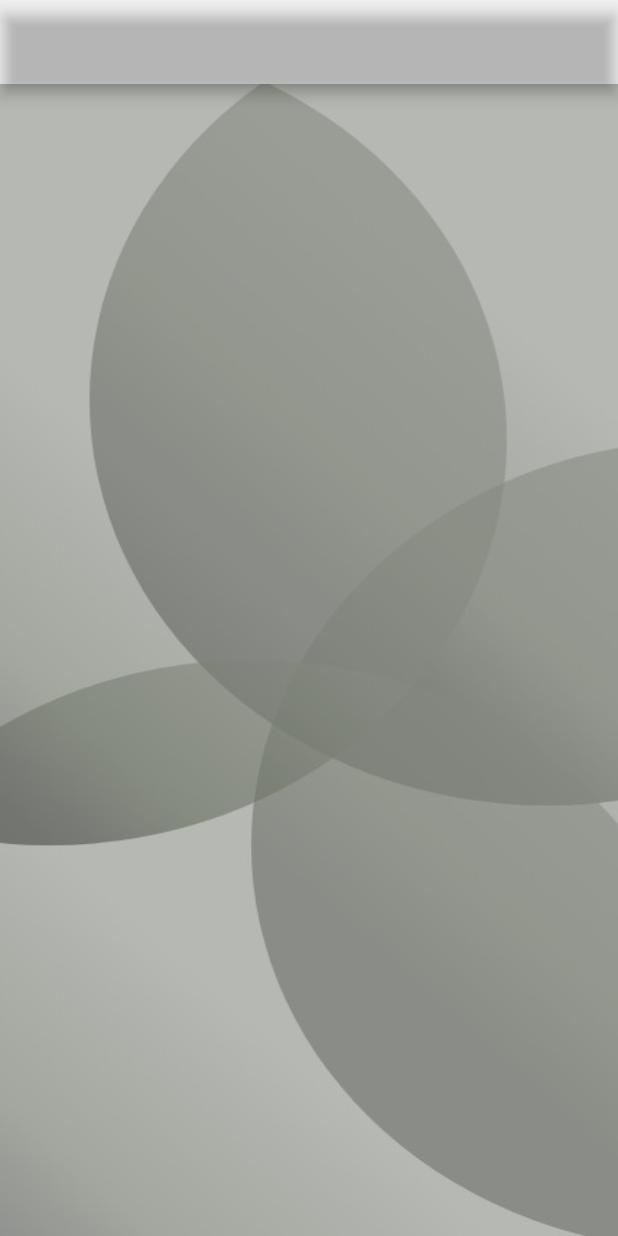
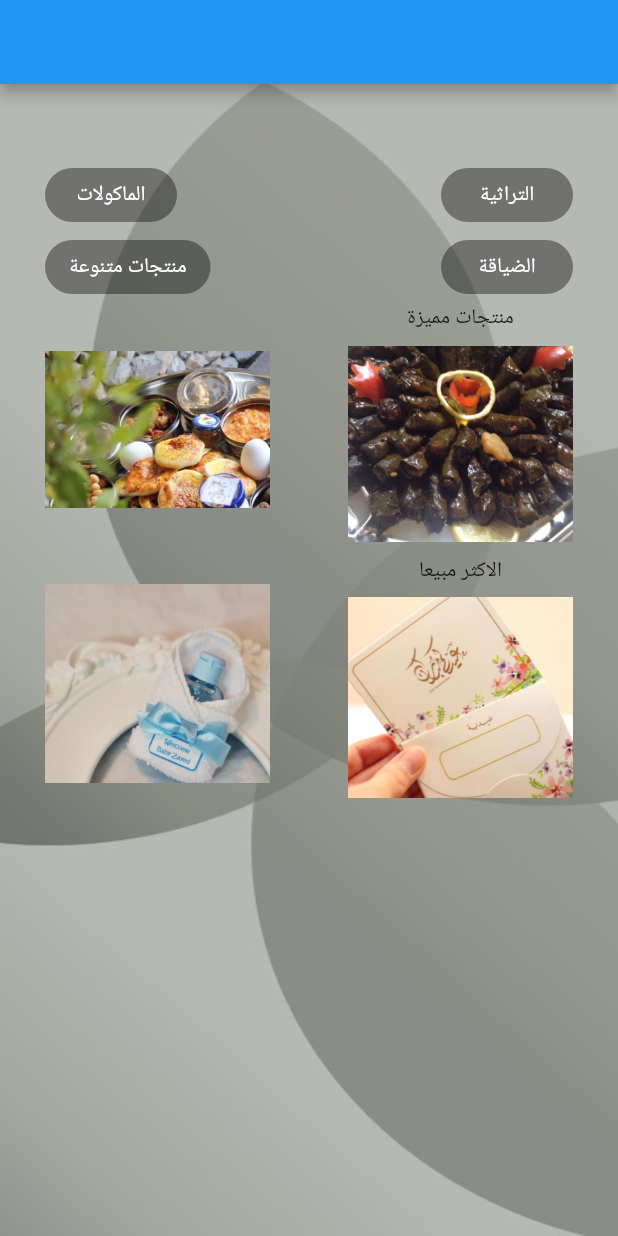
Before and after one commit to abdulazizasiri/Flutter, a Flutter app: the screen it shows after launch, on a phone screen of 412 x 824 dp. Run offline on Flutter 3.47's test engine with Material 2 defaults, Android fonts, the phone set to English and light mode, and no system bars.

Commit message:
fixed all problems

```diff
--- a/food_app/lib/main.dart
+++ b/food_app/lib/main.dart
@@ -13,9 +13,10 @@ class MainStore extends StatelessWidget {
     return Scaffold(
 
       appBar: AppBar(
-        backgroundColor: Colors.transparent,
+        // backgroundColor: Colors.transparent,
         // iconTheme: ,
       ),
+
        resizeToAvoidBottomInset: false,
 
 
@@ -26,23 +27,110 @@ class MainStore extends StatelessWidget {
             fit: BoxFit.fill,
           ),
         ),
+
         child: Container(
 
           width: double.infinity,
           height: MediaQuery.of(context).size.height,
           padding: EdgeInsets.symmetric(horizontal: 30, vertical: 50),
           child: Column(
-            mainAxisAlignment: MainAxisAlignment.spaceBetween,
-            crossAxisAlignment: CrossAxisAlignment.center,
+            // mainAxisAlignment: MainAxisAlignment.spaceBetween,
+            // crossAxisAlignment: CrossAxisAlignment.center,
             children: [
-              // All items
-              Container(
+              Row(
+                mainAxisAlignment: MainAxisAlignment.spaceBetween,
+                children: [
+                  RaisedButton(
+                      child: Text("الماكولات",style: TextStyle(color: Colors.white)),
+                      color: Colors.white,
+                      onPressed: null,
+                      shape: RoundedRectangleBorder(borderRadius: new BorderRadius.circular(30.0))
+                  ),
+
+                  RaisedButton(
+                      child: Text("التراثية", style: TextStyle(color: Colors.white)),
+                      color: Colors.white,
+                      onPressed: null,
+                      shape: RoundedRectangleBorder( borderRadius: new BorderRadius.circular(30.0))
+                  ),
+
+                ],
+              ),
+              Row(
+                mainAxisAlignment: MainAxisAlignment.spaceBetween,
+                children: [
+
+                  RaisedButton(
+                      child: Text("منتجات متنوعة", style: TextStyle(color: Colors.white)),
+                      color: Colors.white,
+                      onPressed: null,
+                      shape: RoundedRectangleBorder( borderRadius: new BorderRadius.circular(30.0))
+                  ),
+                  RaisedButton(
+                      child: Text("الضياقة",style: TextStyle(color: Colors.white)),
+                      color: Colors.white,
+                      onPressed: null,
+                      shape: RoundedRectangleBorder(borderRadius: new BorderRadius.circular(30.0))
+                  ),
+
+                ],
+              ),
+              Row(
+                mainAxisAlignment: MainAxisAlignment.spaceBetween,
+
+                children: [
+
+                  Image.asset(
+                    "assets/foul.jpeg",
+                    height: 150,
+                    width: 150,
+                  ),
+                  Column(
+                    children: [
+                      Text("منتجات مميزة"),
+                      Image.asset(
+                        "assets/grapeLeaves.jpeg",
+                        height: 150,
+                        width: 150,
+                      ),
+                    ],
+                  )
+                ],
+              ),
+              Row(
+                mainAxisAlignment: MainAxisAlignment.spaceBetween,
+
+                children: [
+
+                  Image.asset(
+                    "assets/zeyed.jpeg",
+                    height: 150,
+                    width: 150,
+                  ),
+                  Column(
+                    children: [
+                      Text("الاكثر مبيعا"),
+                      Image.asset(
+                        "assets/eid.jpeg",
+                        height: 150,
+                        width: 150,
+                      ),
+
+                    ],
+
+                  )
+                ],
 
               ),
+
             ],
+
           ),
+
         ),
+
       ),
+
     );
 
 
--- a/food_app/pubspec.yaml
+++ b/food_app/pubspec.yaml
@@ -42,6 +42,7 @@ flutter:
     - assets/eid.jpeg
     - assets/zeyed.jpeg
     - assets/foul.jpeg
+    - assets/grapeLeaves.jpeg
 
 
   # The following line ensures that the Material Icons font is
```
